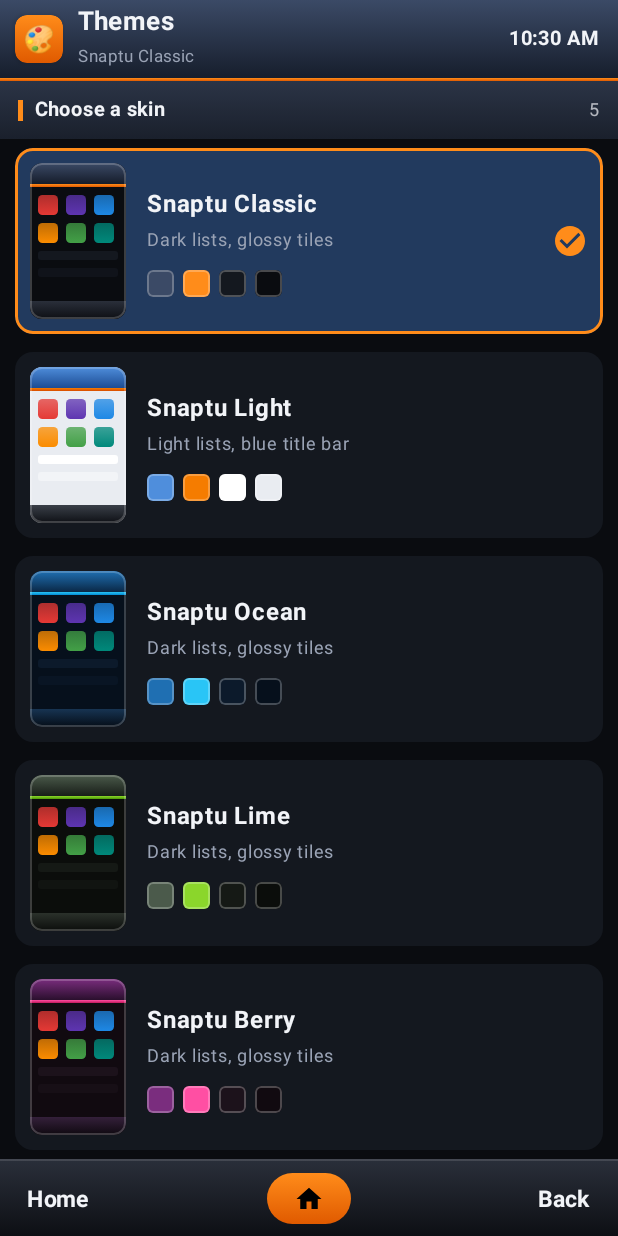
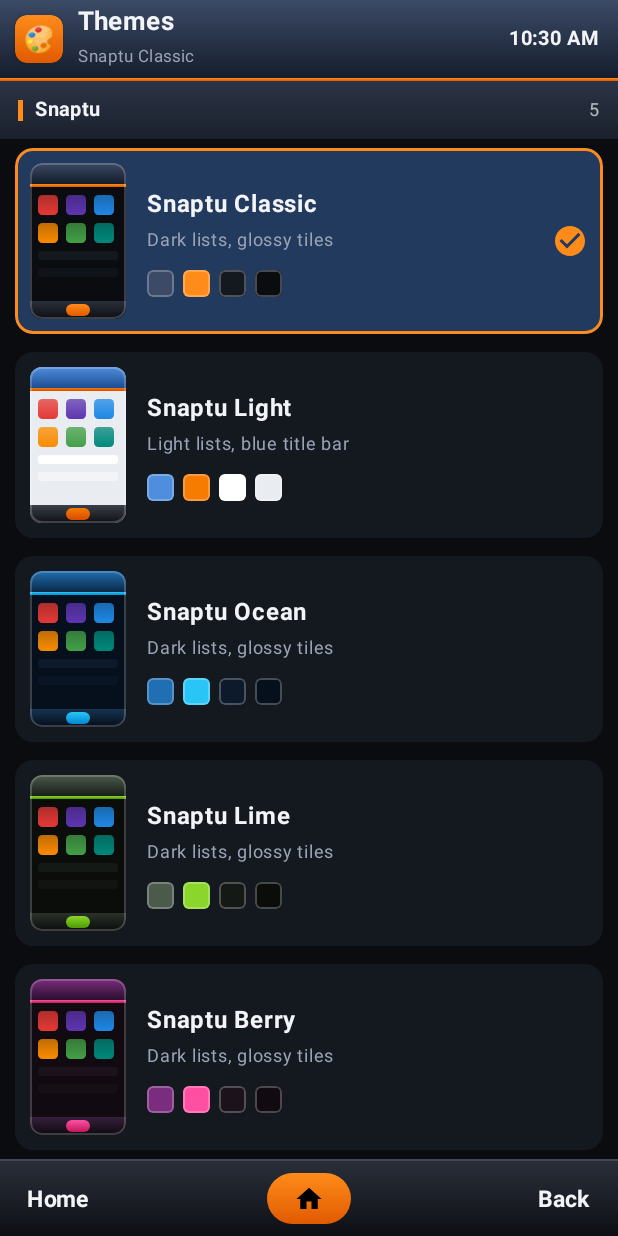
Before and after one commit to gdbismi-cmd/Opentvguide, an Android app built with Jetpack Compose: the screen it shows after launch (MainActivity), after a tap on "Themes", on a phone screen of 412 x 824 dp. Run offline under Robolectric (Android 15) with nearby library versions, the phone set to English and light mode, and no system bars; libraries missing offline, so code that uses them is left out: coil.decode; network calls fail; pictures from the network do not load.

Commit message:
Add Windows XP, Vista and 7 themes
- XP: Luna blue glossy title bar and taskbar, green start key, beige windows
- Vista: Aero black glass bars, glowing blue orb, dark windows
- 7: Aero blue glass title bar, dark glass taskbar, white windows
- Glass rendering for bars and a themeable centre (start) soft key
- Themes screen grouped into Snaptu and Windows

Co-Authored-By: Claude Opus 5.5 <noreply@anthropic.com>
Claude-Session: https://claude.ai/code/session_018gB2SuR5qKWfjLNtpeWY2q

```diff
--- a/app/src/main/java/com/worldtv/guide/ui/components/Snap.kt
+++ b/app/src/main/java/com/worldtv/guide/ui/components/Snap.kt
@@ -110,9 +110,9 @@ fun SoftKeyBar(
             Box(Modifier.weight(1f), contentAlignment = Alignment.Center) {
                 if (center != null) Box(
                     Modifier.size(width = 56.dp, height = 34.dp).clip(RoundedCornerShape(17.dp))
-                        .background(Snap.accentBar).clickable(onClick = onCenter),
+                        .background(Snap.centerKey).clickable(onClick = onCenter),
                     contentAlignment = Alignment.Center,
-                ) { Icon(center, null, tint = Snap.OnAccent, modifier = Modifier.size(20.dp)) }
+                ) { Icon(center, null, tint = Snap.OnCenter, modifier = Modifier.size(20.dp)) }
             }
             SoftKey(right, Modifier.weight(1f), TextAlign.End, onRight)
         }
--- a/app/src/main/java/com/worldtv/guide/ui/options/ThemesScreen.kt
+++ b/app/src/main/java/com/worldtv/guide/ui/options/ThemesScreen.kt
@@ -45,11 +45,14 @@ fun ThemesScreen(prefs: Prefs) {
     Column(Modifier.fillMaxSize().background(Snap.Canvas)) {
         SnapTopBar("Themes", subtitle = current.name, badge = "🎨")
         LazyColumn(Modifier.fillMaxSize(), contentPadding = PaddingValues(bottom = 16.dp)) {
-            item { SnapSection("Choose a skin", "${Palettes.all.size}") }
-            items(Palettes.all, key = { it.id }) { p ->
-                ThemeCard(p, selected = p.id == current.id) {
-                    Snap.palette = p
-                    prefs.themeId = p.id
+            val (windows, snaptu) = Palettes.all.partition { it.id.startsWith("win") }
+            listOf("Snaptu" to snaptu, "Windows" to windows).forEach { (title, group) ->
+                item(key = "h_$title") { SnapSection(title, "${group.size}") }
+                items(group, key = { it.id }) { p ->
+                    ThemeCard(p, selected = p.id == current.id) {
+                        Snap.palette = p
+                        prefs.themeId = p.id
+                    }
                 }
             }
         }
@@ -70,7 +73,8 @@ private fun ThemeCard(p: Palette, selected: Boolean, onClick: () -> Unit) {
         Spacer(Modifier.width(14.dp))
         Column(Modifier.weight(1f)) {
             Text(p.name, color = Snap.Text, fontWeight = FontWeight.Bold, fontSize = 16.sp)
-            Text(if (p.light) "Light lists, blue title bar" else "Dark lists, glossy tiles", color = Snap.Muted, fontSize = 12.sp)
+            Text(p.description.ifBlank { if (p.light) "Light lists, blue title bar" else "Dark lists, glossy tiles" },
+                color = Snap.Muted, fontSize = 12.sp)
             Spacer(Modifier.height(8.dp))
             Row(horizontalArrangement = Arrangement.spacedBy(6.dp)) {
                 listOf(p.barTop, p.accent, p.row, p.canvas).forEach { c ->
@@ -108,6 +112,10 @@ private fun MiniPhone(p: Palette) {
             Box(Modifier.fillMaxWidth().height(6.dp).clip(RoundedCornerShape(2.dp)).background(p.row))
             Box(Modifier.fillMaxWidth().height(6.dp).clip(RoundedCornerShape(2.dp)).background(p.rowAlt))
         }
-        Box(Modifier.fillMaxWidth().height(12.dp).background(Brush.verticalGradient(listOf(p.keyTop, p.keyBottom))))
+        Box(Modifier.fillMaxWidth().height(12.dp).background(Brush.verticalGradient(listOf(p.keyTop, p.keyBottom))),
+            contentAlignment = Alignment.Center) {
+            Box(Modifier.size(width = 16.dp, height = 8.dp).clip(RoundedCornerShape(4.dp)).background(
+                Brush.verticalGradient(listOf(p.centerTop ?: p.accent, p.centerBottom ?: p.accentDeep))))
+        }
     }
 }
--- a/app/src/main/java/com/worldtv/guide/ui/theme/Theme.kt
+++ b/app/src/main/java/com/worldtv/guide/ui/theme/Theme.kt
@@ -31,6 +31,11 @@ data class Palette(
     val text: Color, val muted: Color,
     val ok: Color = Color(0xFF7CD992), val bad: Color = Color(0xFFFF6B6B),
     val live: Color = Color(0xFFFF4040),
+    val description: String = "",
+    /** Glass look: bars get a bright upper half and a darker lower half. */
+    val gloss: Boolean = false,
+    /** Centre soft key ("start button"); defaults to the accent colours. */
+    val centerTop: Color? = null, val centerBottom: Color? = null, val onCenter: Color? = null,
 )
 
 object Palettes {
@@ -95,7 +100,54 @@ object Palettes {
         text = Color(0xFFFBEFFA), muted = Color(0xFFB79CB5),
     )
 
-    val all = listOf(Classic, Light, Ocean, Lime, Berry)
+    /** Luna blue: bright blue title bar, blue taskbar, green start button, beige windows. */
+    val WinXp = Palette(
+        "winxp", "Windows XP", light = true,
+        canvas = Color(0xFFECE9D8), row = Color(0xFFFFFFFF), rowAlt = Color(0xFFF6F5EF), line = Color(0xFFACA899),
+        well = Color(0xFFE3E0D1), liveRow = Color(0xFFFFF4C9), selected = Color(0xFFC1D2EE),
+        barTop = Color(0xFF3D95FF), barBottom = Color(0xFF0040C8), barText = Color.White, barMuted = Color(0xFFD9E7FF),
+        keyTop = Color(0xFF3F7BE6), keyBottom = Color(0xFF1C47A8), keyText = Color.White,
+        sectionTop = Color(0xFFFFFFFF), sectionBottom = Color(0xFFC6D3F7), sectionText = Color(0xFF215DC6),
+        accent = Color(0xFF3A9B2E), accentDeep = Color(0xFF2A7A20), onAccent = Color.White,
+        text = Color(0xFF1B1B1B), muted = Color(0xFF6D6D6D),
+        ok = Color(0xFF2E8B22), bad = Color(0xFFC62828), live = Color(0xFFE0301E),
+        description = "Luna blue title bar and taskbar, green start key, beige windows",
+        gloss = true,
+        centerTop = Color(0xFF5CC24A), centerBottom = Color(0xFF2E8A23), onCenter = Color.White,
+    )
+
+    /** Aero black glass with a glowing blue orb. */
+    val WinVista = Palette(
+        "winvista", "Windows Vista", light = false,
+        canvas = Color(0xFF0F1318), row = Color(0xFF1A1F26), rowAlt = Color(0xFF161A20), line = Color(0xFF2C343E),
+        well = Color(0xFF0B0E12), liveRow = Color(0xFF143140), selected = Color(0xFF1E4A68),
+        barTop = Color(0xFF59646F), barBottom = Color(0xFF0A0D11), barText = Color.White, barMuted = Color(0xFFBAC7D3),
+        keyTop = Color(0xFF454F5A), keyBottom = Color(0xFF040506), keyText = Color.White,
+        sectionTop = Color(0xFF2C3642), sectionBottom = Color(0xFF161B21), sectionText = Color(0xFFE8EFF6),
+        accent = Color(0xFF38B6EC), accentDeep = Color(0xFF1270B5), onAccent = Color.White,
+        text = Color(0xFFEEF3F7), muted = Color(0xFF9CA9B5),
+        description = "Aero black glass bars, glowing blue orb, dark windows",
+        gloss = true,
+        centerTop = Color(0xFF7FD4FF), centerBottom = Color(0xFF0A5AA6), onCenter = Color.White,
+    )
+
+    /** Aero blue glass title bar, dark glass taskbar, bright white windows. */
+    val Win7 = Palette(
+        "win7", "Windows 7", light = true,
+        canvas = Color(0xFFEEF3F9), row = Color(0xFFFFFFFF), rowAlt = Color(0xFFF5F8FC), line = Color(0xFFD5DFE9),
+        well = Color(0xFFE2E9F2), liveRow = Color(0xFFFFF3D3), selected = Color(0xFFCCE8FF),
+        barTop = Color(0xFF8DB6DE), barBottom = Color(0xFF2E5F90), barText = Color.White, barMuted = Color(0xFFE2EEF9),
+        keyTop = Color(0xFF4A6886), keyBottom = Color(0xFF122436), keyText = Color.White,
+        sectionTop = Color(0xFFEDF4FC), sectionBottom = Color(0xFFD3E3F4), sectionText = Color(0xFF1E3B5A),
+        accent = Color(0xFF3399FF), accentDeep = Color(0xFF1A6CD0), onAccent = Color.White,
+        text = Color(0xFF1A1A1A), muted = Color(0xFF5F6B78),
+        ok = Color(0xFF1E8E3E), bad = Color(0xFFD32F2F), live = Color(0xFFE53935),
+        description = "Aero blue glass title bar, dark glass taskbar, white windows",
+        gloss = true,
+        centerTop = Color(0xFF6CC0FF), centerBottom = Color(0xFF1659B0), onCenter = Color.White,
+    )
+
+    val all = listOf(Classic, Light, Ocean, Lime, Berry, WinXp, WinVista, Win7)
     fun byId(id: String?) = all.firstOrNull { it.id == id } ?: Classic
 }
 
@@ -126,8 +178,25 @@ object Snap {
     val KeyText get() = palette.keyText
     val SectionText get() = palette.sectionText
 
-    val bar: Brush get() = Brush.verticalGradient(listOf(palette.barTop, palette.barBottom))
-    val softKeys: Brush get() = Brush.verticalGradient(listOf(palette.keyTop, palette.keyBottom))
+    val OnCenter get() = palette.onCenter ?: palette.onAccent
+
+    val bar: Brush get() = glass(palette.barTop, palette.barBottom)
+    val softKeys: Brush get() = glass(palette.keyTop, palette.keyBottom)
+    val centerKey: Brush get() = glass(palette.centerTop ?: palette.accent, palette.centerBottom ?: palette.accentDeep)
+
+    /** Plain gradient, or for glass skins a bright upper half that breaks into a darker lower half. */
+    private fun glass(top: Color, bottom: Color): Brush =
+        if (!palette.gloss) Brush.verticalGradient(listOf(top, bottom))
+        else Brush.verticalGradient(
+            0f to mix(top, Color.White, 0.35f),
+            0.48f to top,
+            0.5f to mix(top, bottom, 0.65f),
+            1f to bottom,
+        )
+
+    private fun mix(a: Color, b: Color, t: Float) = Color(
+        a.red + (b.red - a.red) * t, a.green + (b.green - a.green) * t, a.blue + (b.blue - a.blue) * t, 1f,
+    )
     val section: Brush get() = Brush.verticalGradient(listOf(palette.sectionTop, palette.sectionBottom))
     val accentBar: Brush get() = Brush.verticalGradient(listOf(palette.accent, palette.accentDeep))
 }
```
Also changed, not shown: 1 other file.
